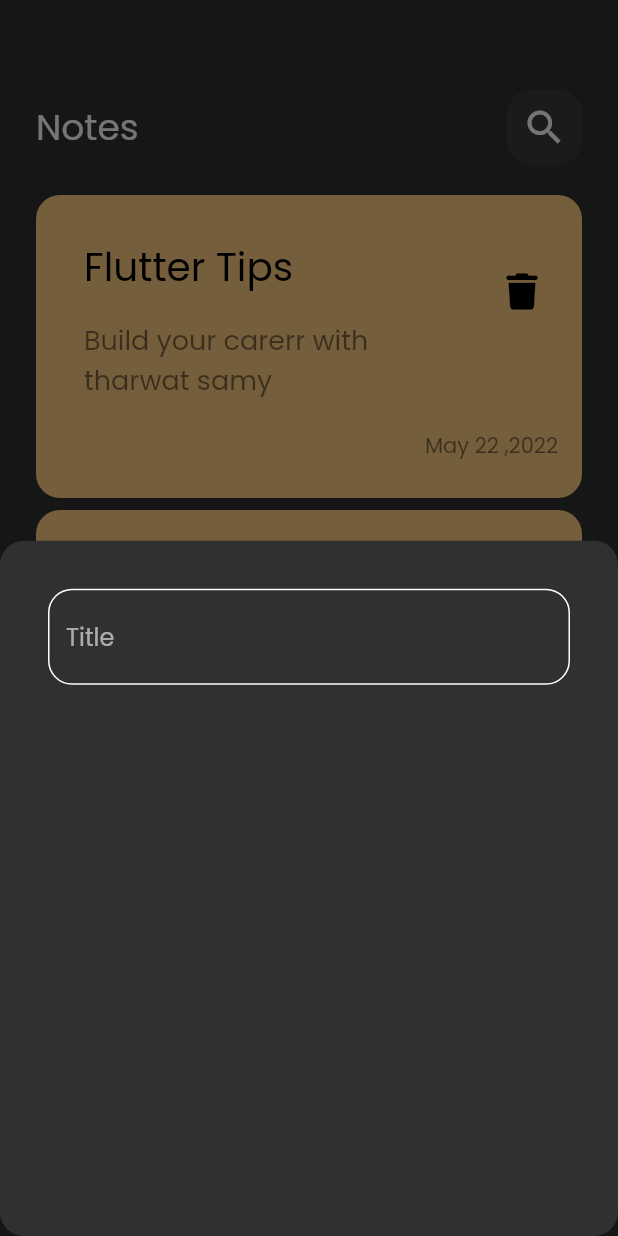
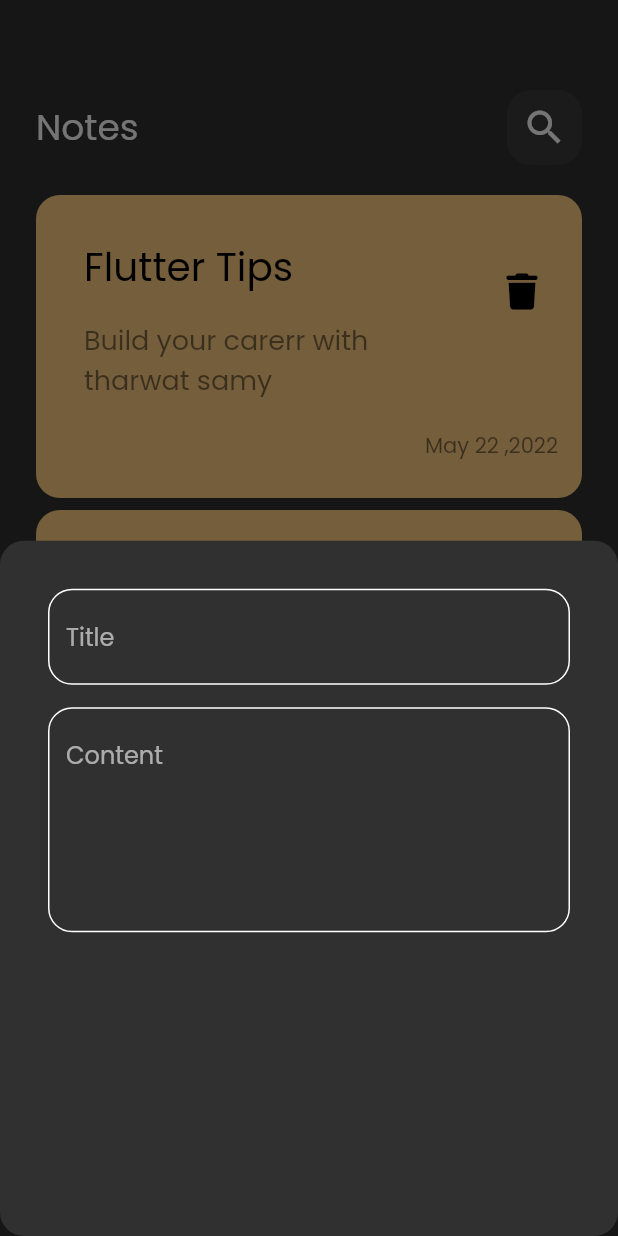
Before and after one commit to AbdBrkhsk/notes_app, a Flutter app: the screen it shows after launch, after a tap on the "add" icon, on a phone screen of 412 x 824 dp. Run offline on Flutter 3.47's test engine with Material 2 defaults, Android fonts, the phone set to English and light mode, and no system bars; our stand-ins replace font_awesome_flutter.

Commit message:
add custom text field

```diff
--- a/lib/views/widgets/add_note_bottom_sheet.dart
+++ b/lib/views/widgets/add_note_bottom_sheet.dart
@@ -9,8 +9,10 @@ class AddNoteBottomSheet extends StatelessWidget {
     return Padding(
       padding: const EdgeInsets.all(32),
       child: Column(
-        children: [
-          CustomTextField()
+        children:const [
+          CustomTextField(hintText:'Title',),
+          SizedBox(height: 15,),
+          CustomTextField(hintText: 'Content', maxLines: 5,)
         ],
       ),
     );
--- a/lib/views/widgets/custom_text_field.dart
+++ b/lib/views/widgets/custom_text_field.dart
@@ -5,31 +5,28 @@ import 'package:flutter/src/widgets/placeholder.dart';
 import '../../constants.dart';
 
 class CustomTextField extends StatelessWidget {
-  const CustomTextField({super.key});
+  const CustomTextField({super.key, required this.hintText,  this.maxLines =1 });
 
+
+  final String hintText;
+  final int maxLines;
   @override
   Widget build(BuildContext context) {
     return TextField(
-
-    cursorColor: kPrimaryColor,
+      maxLines: maxLines,
+      cursorColor: kPrimaryColor,
       decoration: InputDecoration(
-        hintText: 'Title',
+        hintText: hintText,
         focusedBorder: addborder(kPrimaryColor),
         enabledBorder: addborder(),
         border: addborder(),
-
       ),
     );
   }
 
   OutlineInputBorder addborder([color]) {
     return OutlineInputBorder(
-
         borderRadius: BorderRadius.circular(16),
-        borderSide: BorderSide(
-
-          color: color ?? Colors.white
-        )
-      );
+        borderSide: BorderSide(color: color ?? Colors.white));
   }
 }
```
